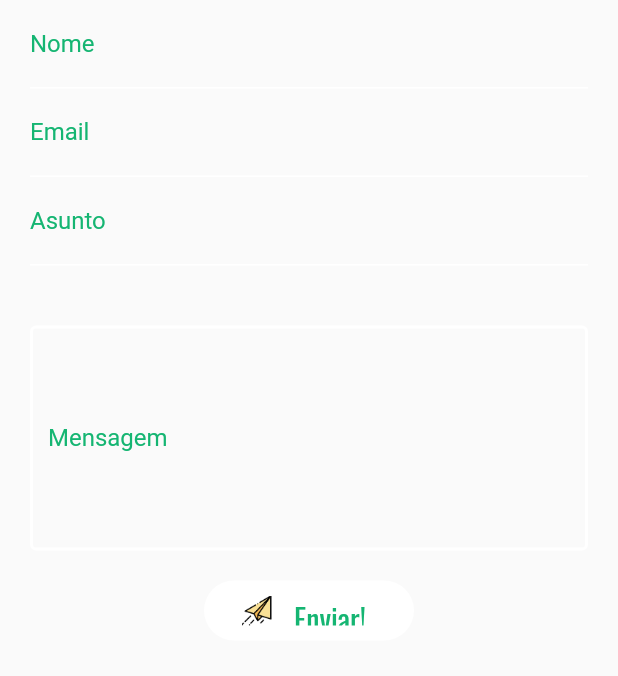
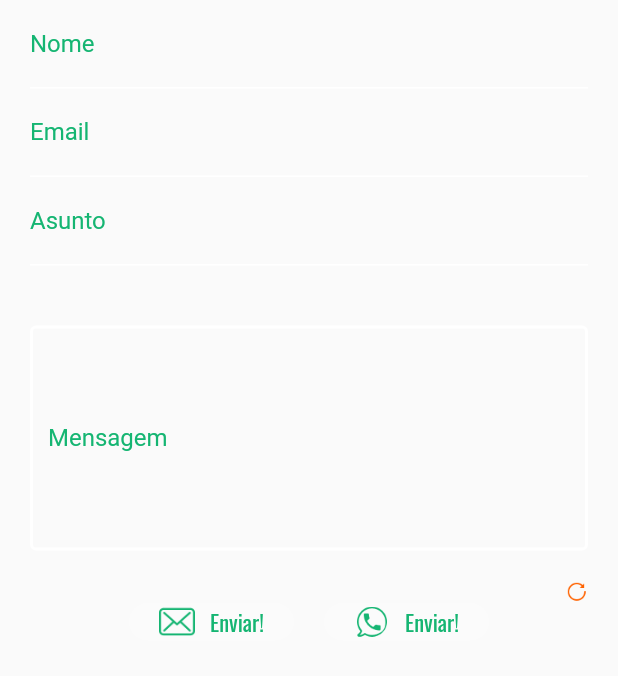
Before and after one commit to ricardooliver-ads-2019/portfolio_website_flutter, a Flutter app: the ContactForm widget shown alone on an empty page, opened directly, after a tap on "Enviar!", on a phone screen of 412 x 824 dp. Shown: the top 676 px of the screen. Run offline on Flutter 3.47's test engine with Material 2 defaults, Android fonts, the phone set to English and light mode, and no system bars; our stand-ins replace animated_text_kit, carousel_slider, font_awesome_flutter, google_fonts, styled_text; missing offline and left inert: auto_size_text_pk, slimy_card, validatorless, whatsapp_unilink; network calls fail.

Commit message:
pageContactStyle

```diff
--- a/lib/components/contact_form.dart
+++ b/lib/components/contact_form.dart
@@ -1,6 +1,8 @@
 import 'dart:convert';
 import 'package:flutter/material.dart';
+import 'package:google_fonts/google_fonts.dart';
 import 'package:http/http.dart' as http;
+import 'package:portfolio_website_flutter/components/link_whatsapp.dart';
 import 'package:portfolio_website_flutter/utils/app_images.dart';
 import 'package:portfolio_website_flutter/utils/styles.dart';
 import 'package:validatorless/validatorless.dart';
@@ -19,10 +21,10 @@ class ContactForm extends StatefulWidget {
 
 class _ContactFormState extends State<ContactForm> {
   final _formKey = GlobalKey<FormState>();
-  final _nameEC = TextEditingController();
-  final _emailEC = TextEditingController();
-  final _descrisionEC = TextEditingController();
-  final _mesageEC = TextEditingController();
+  var _nameEC = TextEditingController();
+  var _emailEC = TextEditingController();
+  var _descrisionEC = TextEditingController();
+  var _mesageEC = TextEditingController();
 
   @override
   void dispose() {
@@ -31,6 +33,15 @@ class _ContactFormState extends State<ContactForm> {
     _descrisionEC.dispose();
     _mesageEC.dispose();
     super.dispose();
+  }
+
+  void clearTextEditingController(){
+    setState(() {
+      _nameEC = TextEditingController();
+      _emailEC = TextEditingController();
+      _descrisionEC = TextEditingController();
+      _mesageEC = TextEditingController();
+    });
   }
 
   Future sendEmail({
@@ -47,7 +58,10 @@ class _ContactFormState extends State<ContactForm> {
     final url = Uri.parse('https://api.emailjs.com/api/v1.0/email/send');
     final response = await http.post(
       url,
-      headers: {'Content-Type': 'application/json'},
+      headers: {
+        'origin': 'http://localhost',
+        'Content-Type': 'application/json'
+      },
       body: json.encode({
         'service_id': serviceId,
         'template_id': templateId,
@@ -69,6 +83,7 @@ class _ContactFormState extends State<ContactForm> {
 
   @override
   Widget build(BuildContext context) {
+    var telaWidth = MediaQuery.of(context).size.width;
     return Padding(
       padding: const EdgeInsets.symmetric(horizontal: Definicoes.kDefaultPadding),
       child: Form(
@@ -76,11 +91,12 @@ class _ContactFormState extends State<ContactForm> {
         child: Column(
           mainAxisSize: MainAxisSize.min,
           children: [
+
             Container(
-              width: 470,
               child: TextFormField(
                 controller: _nameEC,
                 onChanged: (value) {},
+                style: TextStyle(color: Definicoes.twoColor),
                 decoration: InputDecoration(
                   enabledBorder: UnderlineInputBorder(borderSide: BorderSide(color: Definicoes.twoColor)),
                   focusedBorder: UnderlineInputBorder(borderSide: BorderSide(color: Definicoes.primaryColor)),
@@ -93,10 +109,10 @@ class _ContactFormState extends State<ContactForm> {
               ),
             ),
             Container(
-              width: 470,
               child: TextFormField(
                 controller: _emailEC,
                 onChanged: (value) {},
+                style: TextStyle(color: Definicoes.twoColor),
                 decoration: InputDecoration(
                   enabledBorder: UnderlineInputBorder(borderSide: BorderSide(color: Definicoes.twoColor)),
                   focusedBorder: UnderlineInputBorder(borderSide: BorderSide(color: Definicoes.primaryColor)),
@@ -113,10 +129,10 @@ class _ContactFormState extends State<ContactForm> {
               ),
             ),
             Container(
-              width: 470,
               child: TextFormField(
                 controller: _descrisionEC,
                 onChanged: (value) {},
+                style: TextStyle(color: Definicoes.twoColor),
                 decoration: InputDecoration(
                   enabledBorder: UnderlineInputBorder(borderSide: BorderSide(color: Definicoes.twoColor)),
                   focusedBorder: UnderlineInputBorder(borderSide: BorderSide(color: Definicoes.primaryColor)),
@@ -136,6 +152,7 @@ class _ContactFormState extends State<ContactForm> {
                 controller: _mesageEC,
                 maxLines: 15,
                 onChanged: (value) {},
+                style: TextStyle(color: Definicoes.twoColor),
                 decoration: InputDecoration(
                   enabledBorder: OutlineInputBorder(
                     borderSide: BorderSide(color: Colors.white, width: 2)
@@ -155,32 +172,77 @@ class _ContactFormState extends State<ContactForm> {
               ),
             ),
             SizedBox(height: Definicoes.kDefaultPadding),
-            Center(
-              child: FittedBox(
+            Row(
+              mainAxisAlignment: MainAxisAlignment.end,
+              children: [
+                MouseRegion(
+                  cursor: SystemMouseCursors.click,
+                  child: GestureDetector(
+                    onTap: clearTextEditingController,
+                    child: Image.asset(AppImages.iconReset,width: 15,),
+                  ),
+                )
+              ],
+            ),
+            Padding(
+              padding: const EdgeInsets.only(bottom: 20),
+              child: Wrap(
+                alignment: WrapAlignment.spaceBetween,
+                spacing: 20,
+                runSpacing: 20,
+                children: [
+                  FittedBox(
                     child: Container(
-
-                  height: 40,
-                  width: 140,
+                      height: 25,
+                      width: telaWidth > 350 ? 110 : 200,
                       decoration: BoxDecoration(
-                    color: Definicoes.twoColor,
+                        color: Definicoes.twoColor.withOpacity(0.2),
                         borderRadius: BorderRadius.circular(50)
                       ),
                       child: DefaultButton(
-                    imageSrc: AppImages.iconContactMe,
+                        imageSrc: AppImages.iconEmail,
                         text: "Enviar!",
                         press: () {
                           var formValid = _formKey.currentState?.validate() ?? false;
                           if(formValid){
-                        sendEmail( //função para enviar email
+                            sendEmail( //chamada da função para enviar email
                               nameEC: _nameEC.text,
                               emailEC: _emailEC.text,
                               descrisionEC: _descrisionEC.text,
                               messageEC: _mesageEC.text
                             );
+
+                            clearTextEditingController();
                           }
                         },
                       ),
                     ),
+                  ),
+
+                  FittedBox(
+                    child: Container(
+
+                      height: 25,
+                      width: telaWidth > 350 ? 110 : 200,
+                      decoration: BoxDecoration(
+                        color: Definicoes.twoColor.withOpacity(0.2),
+                        borderRadius: BorderRadius.circular(50)
+                      ),
+                      child: DefaultButton(
+                        imageSrc: AppImages.iconWhatsaap,
+                        text: "Enviar!",
+                        press: () {
+                          var formValid = _formKey.currentState?.validate() ?? false;
+                          if(formValid){
+                            LinkWhatsapp().launchWhatsApp(_nameEC.text, _descrisionEC.text, _mesageEC.text, _emailEC.text,);
+                            clearTextEditingController();
+                          }
+
+                        },
+                      ),
+                    ),
+                  ),
+                ],
               ),
             )
           ],
--- a/lib/components/default_button.dart
+++ b/lib/components/default_button.dart
@@ -18,9 +18,9 @@ class DefaultButton extends StatelessWidget {
     return TextButton(
       style: TextButton.styleFrom(
         shape: RoundedRectangleBorder(borderRadius: BorderRadius.circular(50)),
-        primary: Definicoes.primaryColor,
+        primary: Definicoes.twoColor,
         padding: EdgeInsets.symmetric(
-        vertical: 10,
+        vertical: 0,
         horizontal: Definicoes.kDefaultPadding,
       ),
       ),
@@ -31,16 +31,17 @@ class DefaultButton extends StatelessWidget {
         press();
       },
       child: Row(
+        crossAxisAlignment: CrossAxisAlignment.center,
         mainAxisAlignment: MainAxisAlignment.center,
         children: [
-          Expanded(flex: 2,child: Image.asset(imageSrc, height: 40)),
+          Expanded(flex: 2,child: Image.asset(imageSrc, height: 20)),
           Expanded(flex: 0, child: SizedBox(width: Definicoes.kDefaultPadding / 2)),
           Expanded(
-            flex: 4,
+            flex: 3,
             child: Text(text,
               style: GoogleFonts.oswald(
                 color: Definicoes.primaryColor,
-                fontSize: 20,
+                fontSize: 15,
                 fontWeight: FontWeight.normal
               ),
             )
--- a/lib/utils/app_images.dart
+++ b/lib/utils/app_images.dart
@@ -18,6 +18,15 @@ static  const imgTelaApp2_0 = "images/imgCarrocell/telaApp2.0.png";
 static  const imgTelaApp2_1 = "images/imgCarrocell/telaApp2.1.png";
 //imagens icones hard skills
 static  const iconContactMe = "images/contact_icon.png";
+static  const iconEmail = "images/iconEmail.png";
+static  const iconEnviar = "images/iconEnviar.png";
+static  const iconEmailp = "images/iconEmail1.png";
+static  const iconWhatsaap = "images/iconWhatsapp.png";
+static  const iconInstagram = "images/iconInstagram.png";
+static  const iconPhone = "images/iconPhone.png";
+static  const iconLinkedin = "images/iconLinkedIn.png";
+static  const iconMap = "images/iconMappin.png";
+static  const iconReset = "images/iconReset1.png";
 static  const imgIconJS = "images/imgIcones/iconJS.png";
 static  const imgIconHTML = "images/imgIcones/iconHTML.png";
 static  const imgIconCSS = "images/imgIcones/iconCSS.png";
--- a/pubspec.yaml
+++ b/pubspec.yaml
@@ -39,6 +39,7 @@ dependencies:
   validatorless: ^1.2.1
   lottie: ^1.2.1
   http: ^0.13.3
+  whatsapp_unilink: ^2.0.0
 
 
 dev_dependencies:
```
Also changed, not shown: lib/components/link_whatsapp.dart (added, +22 -0 lines), lib/components/my_card_contact.dart (added, +150 -0 lines), lib/screens/contacts_page_screen.dart (+41 -2 lines), images/iconEmail.png (renamed from images/email.png), images/iconEmail1.png (added), images/iconEnviar.png (added), images/iconInstagram.png (added), images/iconLinkedIn.png (added), images/iconMappin.png (renamed from images/mappin.png), images/iconPhone.png (added), images/iconReset.png (added), images/iconReset1.png (added), images/iconWhatsapp.png (added), images/phone.png (deleted), 1 more files. Lines whose indentation alone changed are shown as unchanged.
